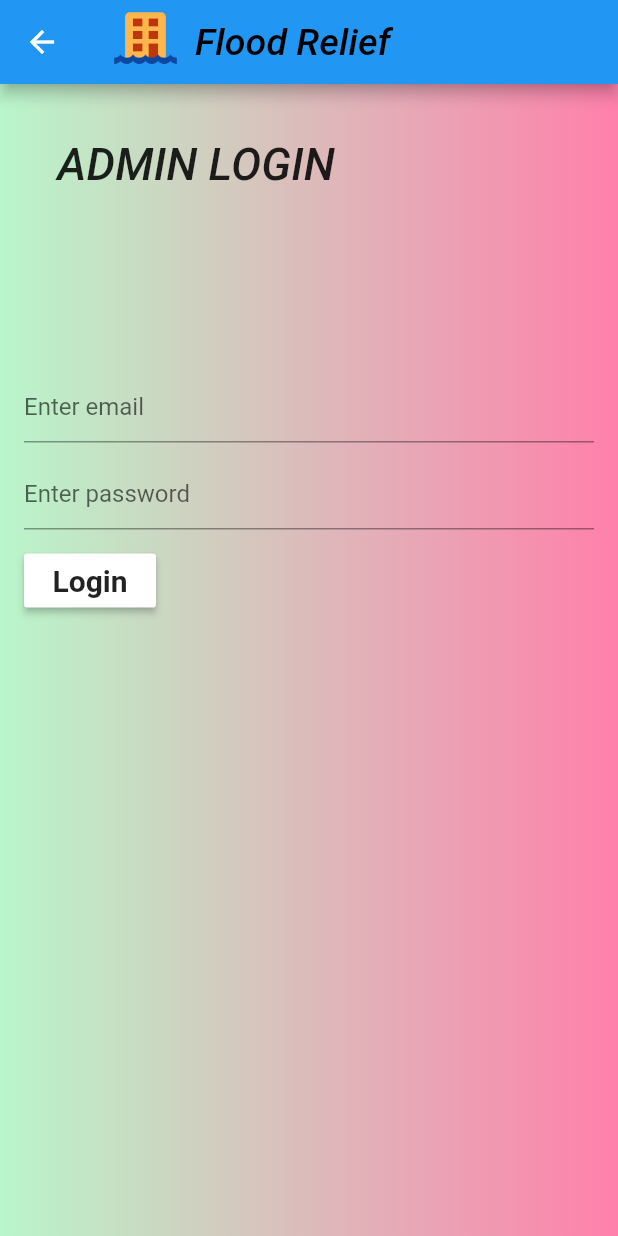
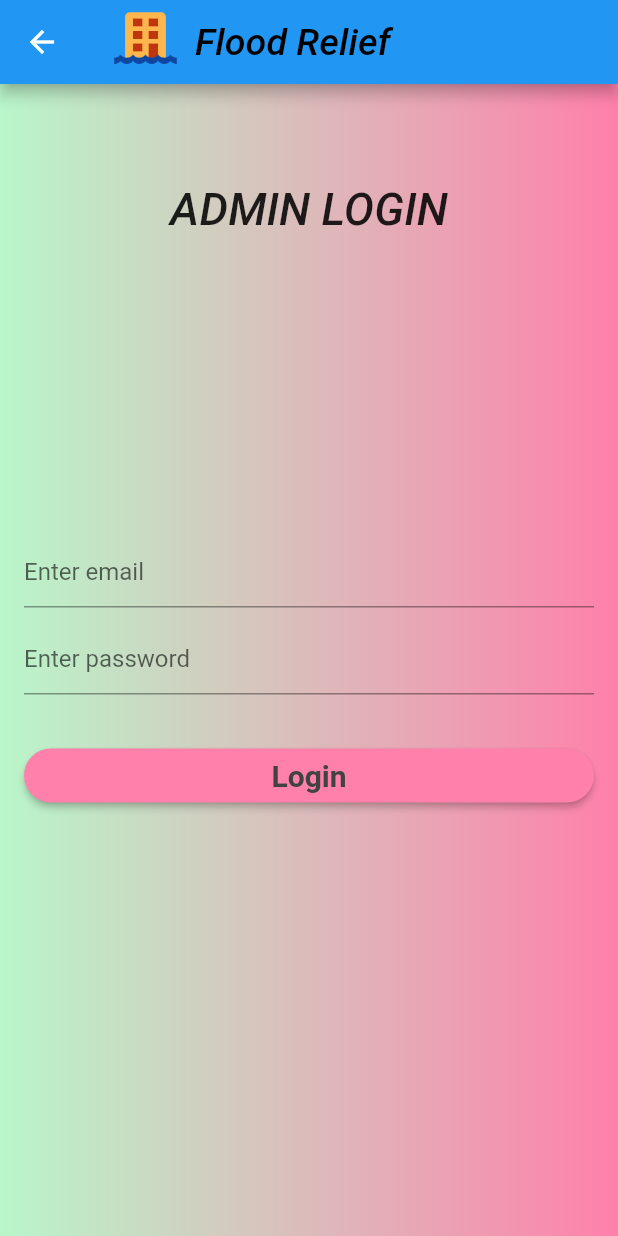
Before and after one commit to AdityaHoode/flood_relief, a Flutter app: the screen it shows after launch, after a tap on the "supervised user circle" icon, on a phone screen of 412 x 824 dp. Run offline on Flutter 3.47's test engine with Material 2 defaults, Android fonts, the phone set to English and light mode, and no system bars; our stand-ins replace cloud_firestore, firebase_auth, firebase_core, google_maps_flutter, hexcolor, location; missing offline and left inert: geoflutterfire; accounts and stored records are empty.

Commit message:
UI tweakings

```diff
--- a/lib/screen/Frontpage.dart
+++ b/lib/screen/Frontpage.dart
@@ -1,3 +1,5 @@
+import 'dart:ui';
+
 import 'package:flood_relief/screen/adminloginpage.dart';
 import 'package:flood_relief/screen/donorform.dart';
 import 'package:flood_relief/screen/maps.dart';
@@ -5,6 +7,8 @@ import 'package:flood_relief/screen/prec.dart';
 import 'package:flood_relief/screen/victimform.dart';
 import 'package:flutter/material.dart';
 import 'package:flutter/widgets.dart';
+
+import 'package:hexcolor/hexcolor.dart';
 
 class frontPage extends StatefulWidget {
   @override
@@ -55,7 +59,7 @@ class _frontPageState extends State<frontPage> {
           Container(
             decoration: BoxDecoration(
                 gradient: LinearGradient(
-                    colors: [Colors.purple[100], Colors.lightBlue[100]])),
+                    colors: [HexColor("#0093E9"), HexColor("#80D0C7")])),
             padding: EdgeInsets.all(20),
             child: Center(
               child: Column(
@@ -63,16 +67,20 @@ class _frontPageState extends State<frontPage> {
                 mainAxisAlignment: MainAxisAlignment.end,
                 children: <Widget>[
                   SizedBox(
-                    height: 30,
+                    height: 130,
                   ),
+
                   OutlineButton(
                     borderSide: BorderSide(
-                      color: Colors.red, //Color of the border
+                      color: Colors.cyanAccent, //Color of the border
                       style: BorderStyle.solid, //Style of the border
-                      width: 4, //width of the border
+                      width: 3, //width of the border
                     ),
                     shape: RoundedRectangleBorder(
-                        borderRadius: BorderRadius.all(Radius.circular(16.0))),
+                      borderRadius: BorderRadius.all(
+                        Radius.circular(18.0),
+                      ),
+                    ),
                     onPressed: () {
                       Navigator.push(
                         context,
@@ -80,14 +88,46 @@ class _frontPageState extends State<frontPage> {
                       );
                     },
                     child: Text(
-                      'Precautions and measures',
+                      'Precautions and Measures',
                       style: TextStyle(
-                          color: Colors.black,
-                          fontStyle: FontStyle.italic,
-                          fontSize: 25,
-                          fontWeight: FontWeight.bold),
+                        color: Colors.grey[200],
+                        fontStyle: FontStyle.italic,
+                        fontSize: 25,
+                      ),
                     ),
                   ),
+
+                  // Container(
+                  //   decoration: BoxDecoration(
+                  //     color: Colors
+                  //   ),
+                  //   child: RaisedButton(
+                  //     onPressed: () {},
+                  //     child: Ink(
+                  //       decoration: BoxDecoration(
+                  //           gradient: LinearGradient(
+                  //             colors: [Color(0xff374ABE), Color(0xff64B6FF)],
+                  //             begin: Alignment.centerLeft,
+                  //             end: Alignment.centerRight,
+                  //           ),
+                  //           borderRadius: BorderRadius.circular(30.0)),
+                  //       child: Container(
+                  //         constraints: BoxConstraints(
+                  //             maxWidth: 250.0, minHeight: 50.0),
+                  //         alignment: Alignment.center,
+                  //         child: Text(
+                  //           "Precautions",
+                  //           textAlign: TextAlign.center,
+                  //           style: TextStyle(
+                  //               color: Colors.white,
+                  //               fontSize: 20,
+                  //               fontStyle: FontStyle.italic),
+                  //         ),
+                  //       ),
+                  //     ),
+                  //   ),
+                  // ),
+
                   SizedBox(
                     height: 45,
                   ),
@@ -100,7 +140,7 @@ class _frontPageState extends State<frontPage> {
                         MaterialPageRoute(builder: (context) => FireMap()),
                       );
                     },
-                    color: Colors.brown,
+                    color: Colors.red[400],
                     textColor: Colors.white,
                     child: Column(
                       children: <Widget>[
@@ -111,11 +151,11 @@ class _frontPageState extends State<frontPage> {
                               color: Colors.white,
                               fontWeight: FontWeight.bold),
                         ),
-                        Text(
-                          '(Click once the SOS button\n on the map so your\n location is detected.)',
-                          style: TextStyle(fontSize: 12.5, color: Colors.white),
-                          textAlign: TextAlign.center,
-                        )
+                        // Text(
+                        //   '(Click once the SOS button\n on the map so your\n location is detected.)',
+                        //   style: TextStyle(fontSize: 12.5, color: Colors.white),
+                        //   textAlign: TextAlign.center,
+                        // )
                       ],
                     ),
                     padding: EdgeInsets.all(16),
@@ -127,9 +167,9 @@ class _frontPageState extends State<frontPage> {
                   OutlineButton(
                     highlightColor: Colors.blue,
                     borderSide: BorderSide(
-                      color: Colors.red, //Color of the border
+                      color: Colors.cyanAccent, //Color of the border
                       style: BorderStyle.solid, //Style of the border
-                      width: 4, //width of the border
+                      width: 3, //width of the border
                     ),
                     shape: RoundedRectangleBorder(
                         borderRadius: BorderRadius.all(Radius.circular(16.0))),
@@ -143,7 +183,7 @@ class _frontPageState extends State<frontPage> {
                     child: Text(
                       'Victim',
                       style: TextStyle(
-                          color: Colors.black,
+                          color: Colors.grey[200],
                           fontStyle: FontStyle.italic,
                           fontSize: 25,
                           fontWeight: FontWeight.bold),
@@ -155,9 +195,9 @@ class _frontPageState extends State<frontPage> {
                   OutlineButton(
                     highlightColor: Colors.blue,
                     borderSide: BorderSide(
-                      color: Colors.red, //Color of the border
+                      color: Colors.cyanAccent, //Color of the border
                       style: BorderStyle.solid, //Style of the border
-                      width: 4, //width of the border
+                      width: 3, //width of the border
                     ),
                     shape: RoundedRectangleBorder(
                         borderRadius: BorderRadius.all(Radius.circular(16.0))),
@@ -171,7 +211,7 @@ class _frontPageState extends State<frontPage> {
                     child: Text(
                       'Donor',
                       style: TextStyle(
-                          color: Colors.black,
+                          color: Colors.grey[200],
                           fontStyle: FontStyle.italic,
                           fontSize: 25,
                           fontWeight: FontWeight.bold),
--- a/lib/screen/Resuelocations.dart
+++ b/lib/screen/Resuelocations.dart
@@ -62,7 +62,7 @@ class _ResuelocationsState extends State<Resuelocations> {
                       child: new Column(
                         children: [
                           Text(
-                            'latitude: ' +
+                            'Latitude: ' +
                                 document.data()['latitude'].toString(),
                             style: TextStyle(
                                 fontSize: 20.0,
@@ -73,7 +73,7 @@ class _ResuelocationsState extends State<Resuelocations> {
                             height: 10.0,
                           ),
                           Text(
-                            'longitude: ' +
+                            'Longitude: ' +
                                 document.data()['longitude'].toString(),
                             style: TextStyle(
                                 fontSize: 20.0,
--- a/lib/screen/adminloginpage.dart
+++ b/lib/screen/adminloginpage.dart
@@ -57,17 +57,21 @@ class _LoginPageState extends State<LoginPage> {
           child: ListView(
             children: <Widget>[
               Column(
-                crossAxisAlignment: CrossAxisAlignment.start,
+                crossAxisAlignment: CrossAxisAlignment.stretch,
                 children: <Widget>[
-                  SizedBox(height: 20,),
+                  SizedBox(
+                    height: 50,
+                  ),
                   Text(
-                    '   ADMIN LOGIN',
+                    'ADMIN LOGIN',
                     style: TextStyle(
-                        fontSize: 30,
-                        fontStyle: FontStyle.italic,
-                        fontWeight: FontWeight.w500),
+                      fontSize: 30,
+                      fontStyle: FontStyle.italic,
+                      fontWeight: FontWeight.w500,
+                    ),
+                    textAlign: TextAlign.center,
                   ),
-                  const SizedBox(height: 120.0),
+                  const SizedBox(height: 200.0),
                   TextField(
                     controller: _emailController,
                     decoration: InputDecoration(hintText: "Enter email"),
@@ -78,9 +82,12 @@ class _LoginPageState extends State<LoginPage> {
                     obscureText: true,
                     decoration: InputDecoration(hintText: "Enter password"),
                   ),
-                  const SizedBox(height: 10.0),
+                  const SizedBox(height: 30.0),
                   RaisedButton(
-                    color: Colors.white,
+                    textColor: Colors.grey[800],
+                    shape: RoundedRectangleBorder(
+                        borderRadius: BorderRadius.circular(18.0)),
+                    color: Colors.pinkAccent[100],
                     child: Text(
                       "Login",
                       style:
--- a/lib/screen/maps.dart
+++ b/lib/screen/maps.dart
@@ -82,14 +82,14 @@ class _FireMapState extends State<FireMap> {
         onTap: () {
           print('Marker Tapped');
         },
-        position: LatLng(12.9767, 77.5713)));
+        position: LatLng(12.7687, 75.2071)));
     allMarkers.add(Marker(
         markerId: MarkerId('myMarker'),
         draggable: false,
         onTap: () {
           print('Marker Tapped');
         },
-        position: LatLng(13.1155, 77.6070)));
+        position: LatLng(12.9887, 75.2725)));
 
     allMarkers.add(Marker(
         markerId: MarkerId('myMarker'),
@@ -97,7 +97,7 @@ class _FireMapState extends State<FireMap> {
         onTap: () {
           print('Marker Tapped');
         },
-        position: LatLng(37.4147848, -122.0853393)));
+        position: LatLng(12.9141, 74.8560)));
   }
 
   @override
--- a/pubspec.yaml
+++ b/pubspec.yaml
@@ -34,6 +34,7 @@ dependencies:
   flutter_launcher_icons:
   location:
   firebase_core:
+  hexcolor: ^1.0.6
 
 
 
```
Also changed, not shown: lib/screen/admindata.dart (+18 -8 lines), lib/screen/donorform.dart (+6 -3 lines), lib/screen/prec.dart (+8 -8 lines), lib/screen/victimform.dart (+7 -3 lines), pubspec.lock.
